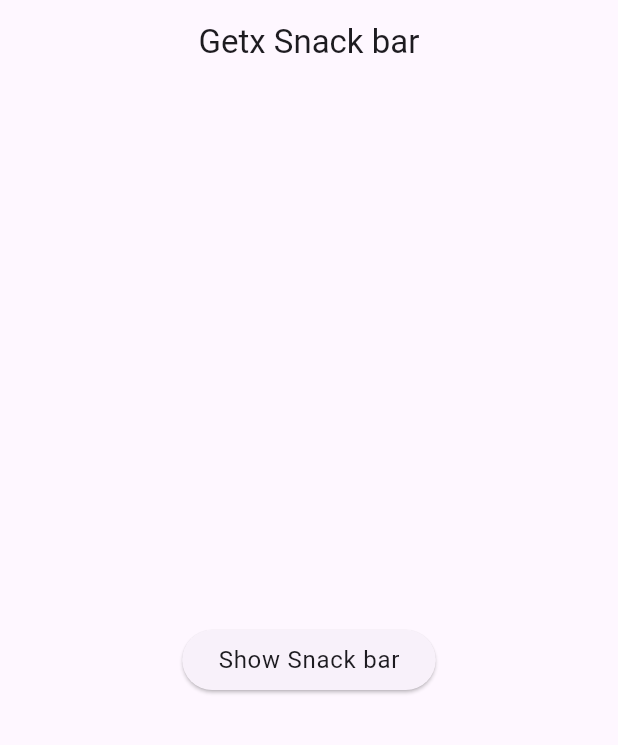
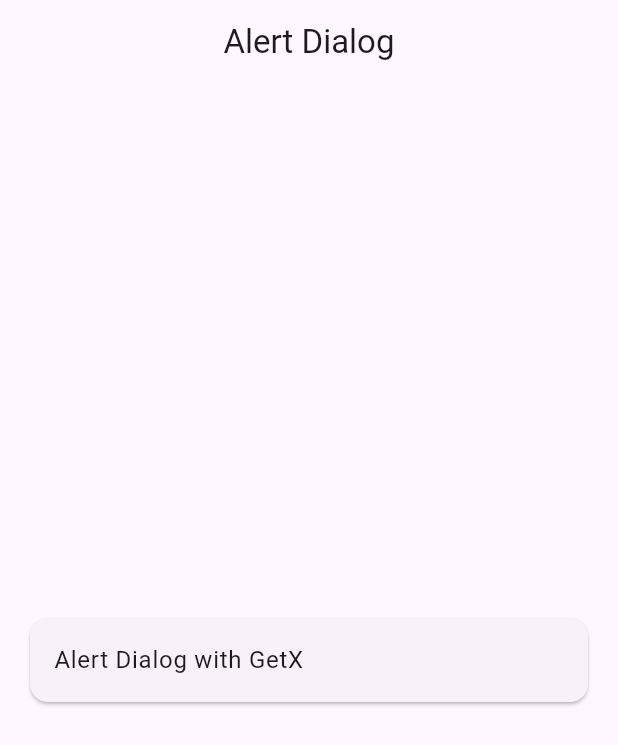
Before and after one commit to mdarifhosain214/Getx-snackbar, a Flutter app: the screen it shows after launch, on a phone screen of 412 x 824 dp. Shown: the top 745 px of the screen. Run offline on Flutter 3.47's test engine with Material 3 defaults, Android fonts, the phone set to English and light mode, and no system bars; our stand-ins replace get.

Commit message:
Alert dialog added with getx.

```diff
--- /dev/null
+++ b/lib/alert_dialog.dart
@@ -0,0 +1,57 @@
+import 'package:flutter/material.dart';
+import 'package:get/get.dart';
+class AlertDialogClass extends StatefulWidget {
+  const AlertDialogClass({super.key});
+
+  @override
+  State<AlertDialogClass> createState() => _AlertDialogClassState();
+}
+
+class _AlertDialogClassState extends State<AlertDialogClass> {
+  @override
+  Widget build(BuildContext context) {
+    return Scaffold(
+      appBar: AppBar(
+        centerTitle: true,
+        title: const Text('Alert Dialog'),
+      ),
+      body: Center(
+        child: Column(
+          mainAxisAlignment: MainAxisAlignment.center,
+          children: [
+            Card(
+              margin: const EdgeInsets.symmetric(horizontal: 20),
+              child: ListTile(
+                title: const Text("Alert Dialog with GetX"),
+
+                onTap: (){
+                  Get.defaultDialog(
+                    title: "Alert Message",
+                    titleStyle: const TextStyle(color: Colors.white,fontWeight: FontWeight.w700,letterSpacing: 1.5),
+                    middleText: "This is message showed for learning Alert dialog with getx",
+                    contentPadding: const EdgeInsets.all(20),
+                    titlePadding: const EdgeInsets.only(top: 20),
+                    middleTextStyle: const TextStyle(color: Colors.white,fontSize: 16),
+                    backgroundColor: Colors.teal,
+                    confirm:  Container(
+                      width: 100,
+                      margin: const EdgeInsets.only(left: 30),
+                      child: ElevatedButton(
+
+                          onPressed: (){
+                        Get.back();
+                      }, child: const Text("Ok")),
+                    ),
+                      cancel: ElevatedButton(onPressed: (){
+                        Get.back();
+                      }, child: const Text("Cancel"))
+                  );
+                },
+              ),
+            )
+          ],
+        ),
+      ),
+    );
+  }
+}
--- a/lib/main.dart
+++ b/lib/main.dart
@@ -1,4 +1,5 @@
 import 'package:flutter/material.dart';
+import 'package:getx_snackbar/alert_dialog.dart';
 import 'package:getx_snackbar/home_screen.dart';
 import 'package:get/get.dart';
 void main() {
@@ -18,7 +19,7 @@ class MyApp extends StatelessWidget {
         colorScheme: ColorScheme.fromSeed(seedColor: Colors.deepPurple),
         useMaterial3: true,
       ),
-      home: const HomeScreen(),
+      home: const AlertDialogClass(),
     );
   }
 }
```
